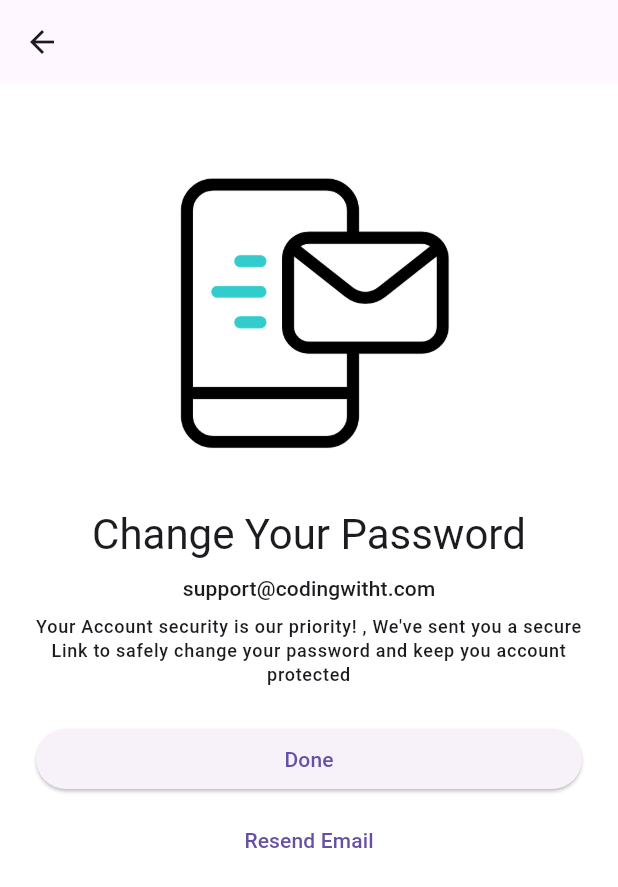
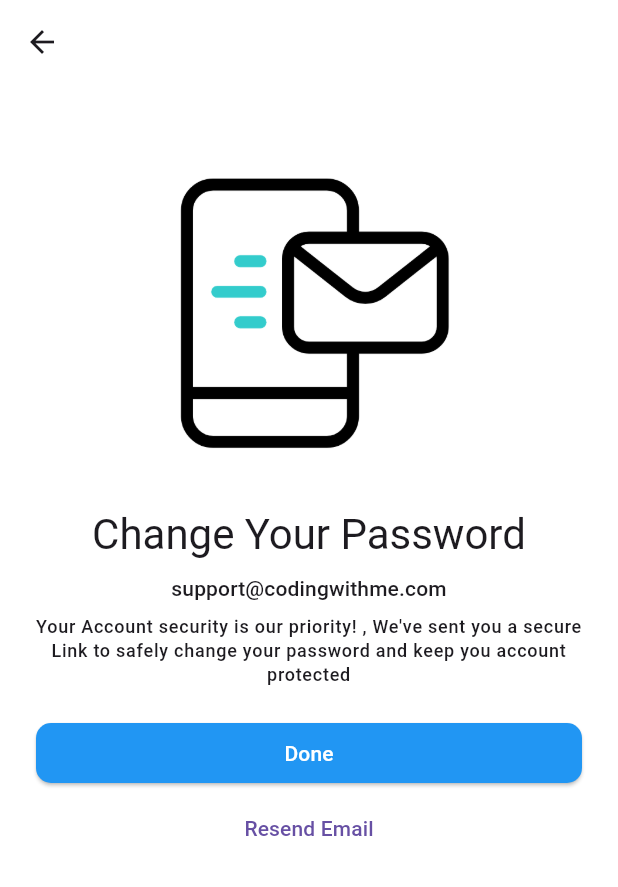
Before and after one commit to xzspace911/Enactus-BUE-Team2, a Flutter app: the ForgetPassword screen opened by its route, after a tap on "Submit", on a phone screen of 412 x 824 dp. Shown: the top 887 px of the screen. Run offline on Flutter 3.47's test engine with Material 3 defaults, Android fonts, the phone set to English and light mode, and no system bars; our stand-ins replace get, get_storage, google_fonts, iconsax, logger, smooth_page_indicator; accounts and stored records are empty.

Commit message:
5.2.2025

```diff
--- a/enactus_bue_flutter_team2/lib/features/authentication/screens/login/forget_password.dart
+++ b/enactus_bue_flutter_team2/lib/features/authentication/screens/login/forget_password.dart
@@ -1,5 +1,5 @@
 import 'package:flutter/material.dart';
-
+import 'package:iconsax/iconsax.dart';
 class ForgetPassword extends StatelessWidget {
   const ForgetPassword({super.key});
 
@@ -29,12 +29,13 @@ class ForgetPassword extends StatelessWidget {
           ///  Text Field
           TextFormField(
             decoration: const InputDecoration(
+              border: OutlineInputBorder(borderRadius: BorderRadius.all(Radius.circular(10))),
               labelText: "Email",
-              prefixIcon: Icon(Icons.send),
+              prefixIcon: Icon(Iconsax.personalcard),
 
             ),
           ),
-          const SizedBox(height: 16),
+          const SizedBox(height: 12),
 
 
 
@@ -43,7 +44,19 @@ class ForgetPassword extends StatelessWidget {
           SizedBox(
             width: double.infinity,
             child: ElevatedButton(onPressed: ()=> Navigator.of(context).pushNamed('/reset_password'),
-             child:const Text("Submit"),),
+            style: ButtonStyle(
+                            backgroundColor: WidgetStateProperty.all(Colors.blue),
+                            shape: WidgetStateProperty.all(RoundedRectangleBorder(borderRadius: BorderRadius.circular(10))),
+
+                          ),
+             child:const Text("Submit",
+              style: TextStyle(
+                fontSize: 14,
+                fontWeight: FontWeight.w500,
+                color: Colors.white,),
+             ),
+
+             ),
 
 
              ),
--- a/enactus_bue_flutter_team2/lib/features/authentication/screens/login/reset_password.dart
+++ b/enactus_bue_flutter_team2/lib/features/authentication/screens/login/reset_password.dart
@@ -8,7 +8,7 @@ class ResetPassword extends StatelessWidget {
     return Scaffold(
       backgroundColor: Colors.white,
       appBar: AppBar(
-
+        backgroundColor: Colors.white,
       ),
       body: SingleChildScrollView(
         child: Padding(
@@ -16,10 +16,6 @@ class ResetPassword extends StatelessWidget {
           child: Column(
             children: [
                     //===================Image====================//
-
-                    // Image(image : AssetImage("assets/images/success.gif"),
-                    //   width: 250,
-                    // ),
                     Image(image:AssetImage('assets/icons/email.gif'),
                       height: 250,
                       width: 250,
@@ -32,7 +28,7 @@ class ResetPassword extends StatelessWidget {
                     Text("Change Your Password",style: Theme.of(context).textTheme.headlineMedium, textAlign: TextAlign.center),
                     const SizedBox(height: 8),
 
-                    Text('support@codingwitht.com',style: Theme.of(context).textTheme.labelLarge,textAlign: TextAlign.center),
+                    Text('support@codingwithme.com',style: Theme.of(context).textTheme.labelLarge,textAlign: TextAlign.center),
                     const SizedBox(height: 8),
 
                     Text("Your Account security is our priority! , We've sent you a secure Link to safely change your password and keep you account protected",style: Theme.of(context).textTheme.labelMedium,textAlign: TextAlign.center),
@@ -43,8 +39,21 @@ class ResetPassword extends StatelessWidget {
 
                     SizedBox(
                       width: double.infinity,
+                      height: 40,
                       child:
-                        ElevatedButton(onPressed: () => Navigator.of(context).pushNamed('/login'),child: const Text("Done")),),
+                        ElevatedButton(onPressed: () => Navigator.of(context).pushNamed('/login'),
+                        style: ButtonStyle(
+                            backgroundColor: MaterialStateProperty.all(Colors.blue),
+                            shape: MaterialStateProperty.all(RoundedRectangleBorder(borderRadius: BorderRadius.circular(10))),
+
+                          ),
+                        child: const Text("Done",
+                          style: TextStyle(
+                            fontSize: 14,
+                            fontWeight: FontWeight.w500,
+                            color: Colors.white,),),
+
+                        )),
 
 
                     const SizedBox(height: 6),
```
Also changed, not shown: enactus_bue_flutter_team2/lib/features/authentication/screens/login/login.dart (+23 -8 lines), enactus_bue_flutter_team2/lib/features/authentication/screens/signup/sign_up.dart (+32 -12 lines), enactus_bue_flutter_team2/pubspec.yaml (+12 -35 lines).
